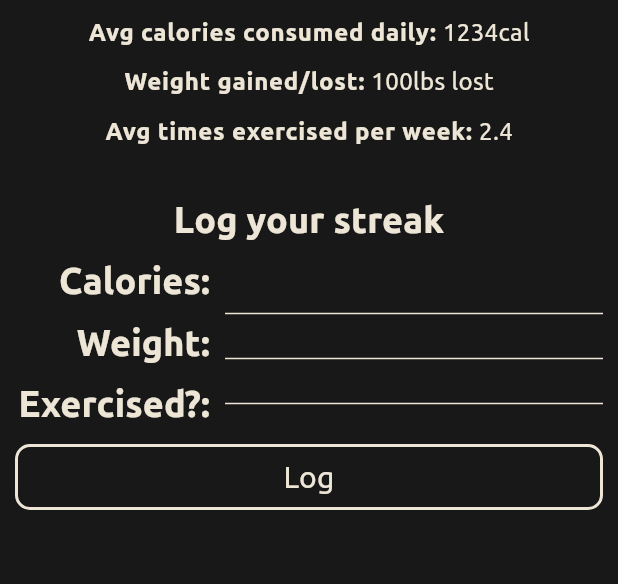
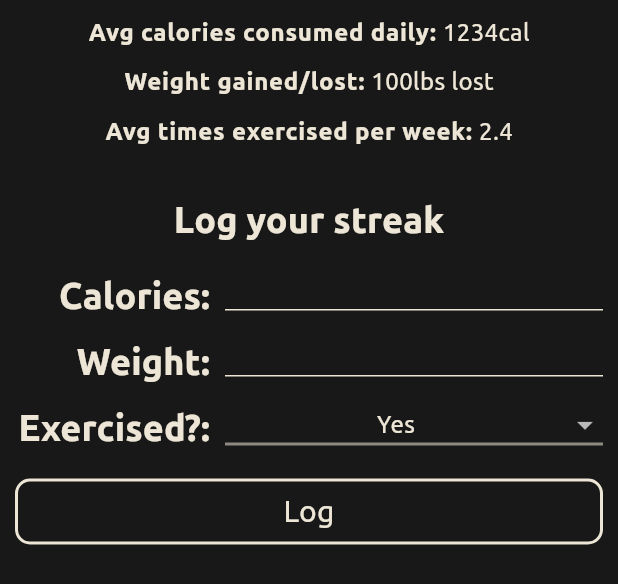
Before and after one commit to Myoro/MyoroFitness, a Flutter app: the TrackingPage widget shown alone on an empty page, opened directly, after a tap on "Log", on a phone screen of 412 x 824 dp. Shown: the top 584 px of the screen. Run offline on Flutter 3.47's test engine with Material 3 defaults, Android fonts, the phone set to English and light mode, and no system bars; our stand-ins replace flutter_bloc, sqflite, sqflite_common_ffi; missing offline and left inert: qr_code_scanner, window_manager; accounts and stored records are empty; project files that could hold a hidden picture were left out.

Commit message:
Finish later

```diff
--- a/myoro_fitness/lib/database.dart
+++ b/myoro_fitness/lib/database.dart
@@ -64,6 +64,16 @@ class Database {
       await _db.insert("meals", { "meal_name": "Dinner", "foods": "[]" });
       await _db.insert("meals", { "meal_name": "Snacks", "foods": "[]" });
     }
+
+    // Streaks
+    await _db.execute('''
+      CREATE TABLE IF NOT EXISTS streak_entries(
+        id        INTEGER PRIMARY KEY AUTOINCREMENT,
+        calories  INTEGER,
+        weight    INTEGER,
+        exercised INTEGER
+      );
+    ''');
   }
 
   Future<void> get init async { await _init(); }
--- a/myoro_fitness/lib/pages/tracking_page.dart
+++ b/myoro_fitness/lib/pages/tracking_page.dart
@@ -1,9 +1,36 @@
 import "package:flutter/material.dart";
+import "package:intl/intl.dart";
+import "package:myoro_fitness/widgets/basic_dropdown.dart";
 import "package:myoro_fitness/widgets/basic_input.dart";
 import "package:myoro_fitness/widgets/buttons/text_hover_button.dart";
 
-class TrackingPage extends StatelessWidget {
+class TrackingPage extends StatefulWidget {
   const TrackingPage({ super.key });
+
+  @override
+  State<TrackingPage> createState() => _TrackingPageState();
+}
+
+class _TrackingPageState extends State<TrackingPage> {
+  final TextEditingController calorieController  = TextEditingController();
+  final TextEditingController weightController   = TextEditingController();
+  bool exercised = true;
+
+  void logDay() {
+    if(calorieController.text.isEmpty || weightController.text.isEmpty) return;
+
+    final String date = DateFormat('dd-MM-yyyy').format(DateTime.now());
+    print(date);
+
+    print(exercised);
+  }
+
+  @override
+  void dispose() {
+    super.dispose();
+    calorieController.dispose();
+    weightController.dispose();
+  }
 
   @override
   Widget build(BuildContext context) {
@@ -17,11 +44,12 @@ class TrackingPage extends StatelessWidget {
     return Expanded(
       child: Padding(
         padding: const EdgeInsets.all(10),
-        child: Column(
+        child: ListView(
           children: [
             for(final Map<String, String> item in data) ...[
               Wrap(
                 clipBehavior: Clip.hardEdge,
+                alignment: WrapAlignment.center,
                 children: [
                   Text("${item['title']}: ", style: theme.textTheme.labelMedium),
                   Text("${item['value']}", style: theme.textTheme.bodyMedium)
@@ -30,7 +58,7 @@ class TrackingPage extends StatelessWidget {
               const SizedBox(height: 10),
             ],
             const SizedBox(height: 20),
-            Text("Log your streak", style: theme.textTheme.labelLarge),
+            Text("Log your streak", style: theme.textTheme.labelLarge, textAlign: TextAlign.center),
             Row(
               children: [
                 SizedBox(
@@ -38,22 +66,26 @@ class TrackingPage extends StatelessWidget {
                   child: Column(
                     crossAxisAlignment: CrossAxisAlignment.end,
                     children: [
-                      const SizedBox(height: 7),
+                      const SizedBox(height: 10),
                       Text("Calories:", style: theme.textTheme.labelLarge),
-                      const SizedBox(height: 7),
+                      const SizedBox(height: 10),
                       Text("Weight:", style: theme.textTheme.labelLarge),
-                      const SizedBox(height: 7),
+                      const SizedBox(height: 10),
                       Text("Exercised?:", style: theme.textTheme.labelLarge)
                     ]
                   ),
                 ),
                 const SizedBox(width: 10),
-                const Expanded(
+                Expanded(
                   child: Column(
                     children: [
-                      BasicInput(centered: true, height: 30),
-                      BasicInput(centered: true, height: 30),
-                      BasicInput(centered: true, height: 30)
+                      const SizedBox(height: 4),
+                      BasicInput(controller: calorieController, centered: true),
+                      const SizedBox(height: 4),
+                      BasicInput(controller: weightController, centered: true),
+                      const SizedBox(height: 18),
+                      BasicDropdown(height: 28, centered: true, items: const [ "Yes", "No" ], onChanged: (value) => setState(() => exercised = (value == "yes") ? true : false)),
+                      const SizedBox(height: 12)
                     ]
                   ),
                 )
@@ -62,7 +94,7 @@ class TrackingPage extends StatelessWidget {
             const SizedBox(height: 10),
             TextHoverButton(
               title: "Log",
-              onTap: () {},
+              onTap: () => logDay(), // TODO
               border: Border.all(color: theme.colorScheme.onPrimary, width: 2),
               width: double.infinity
             )
--- a/myoro_fitness/lib/widgets/basic_dropdown.dart
+++ b/myoro_fitness/lib/widgets/basic_dropdown.dart
@@ -6,6 +6,8 @@ class BasicDropdown extends StatefulWidget {
   final Function? onChanged;
   final double? width;
   final double height;
+  final bool centered;
+  final TextStyle? textStyle;
 
   const BasicDropdown({
     super.key,
@@ -13,7 +15,9 @@ class BasicDropdown extends StatefulWidget {
     this.itemPadding = EdgeInsets.zero,
     this.onChanged,
     this.width,
-    this.height = 40
+    this.height = 40,
+    this.centered = false,
+    this.textStyle
   });
 
   @override
@@ -44,10 +48,14 @@ class _BasicDropdownState extends State<BasicDropdown> {
         underline: Container(height: 2, color: theme.colorScheme.onPrimary.withOpacity(0.55)),
         items: widget.items.map((item) {
           return DropdownMenuItem<String>(
+            alignment: widget.centered ? Alignment.center : AlignmentDirectional.centerStart,
             value: item,
             child: Padding(
               padding: widget.itemPadding,
-              child: Text(item, style: theme.textTheme.bodyMedium),
+              child: Text(
+                item,
+                style: (widget.textStyle == null) ? theme.textTheme.bodyMedium : widget.textStyle
+              ),
             )
           );
         }).toList(),
--- a/myoro_fitness/pubspec.yaml
+++ b/myoro_fitness/pubspec.yaml
@@ -20,6 +20,7 @@ dependencies:
   window_manager: ^0.3.7
   http: ^1.1.2
   qr_code_scanner: ^1.0.1
+  intl: ^0.19.0
 
 dev_dependencies:
   flutter_test:
```
Also changed, not shown: myoro_fitness/pubspec.lock, 1 other file.
